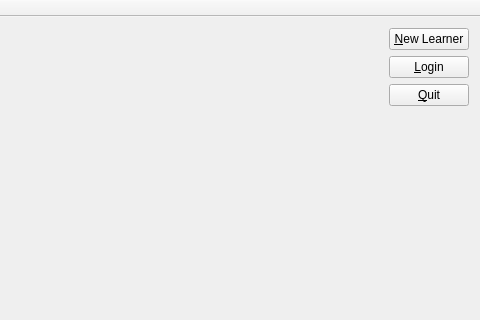
Above: Sources/MainWindow.ui from IvanKosik/ITS before the change; both pictures show x 104 to 584 and y 0 to 320 of the 584 by 458 pixel window. Below: the same form after it.
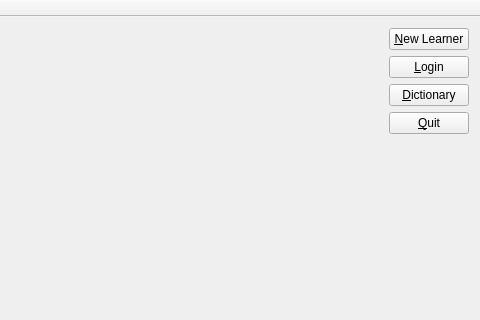
That is the form after the change.

Commit message: Added Dictionary dialog and Add Phrase dialog.

Diff of the .ui file:
```diff
--- a/Sources/MainWindow.ui
+++ b/Sources/MainWindow.ui
@@ -41,6 +41,13 @@
       </property>
      </widget>
     </item>
+    <item alignment="Qt::AlignRight">
+     <widget class="QPushButton" name="dictionaryPushButton">
+      <property name="text">
+       <string>&amp;Dictionary</string>
+      </property>
+     </widget>
+    </item>
     <item alignment="Qt::AlignRight">
      <widget class="QPushButton" name="quitPushButton">
       <property name="sizePolicy">
```
The commit also changes 17 other files.
